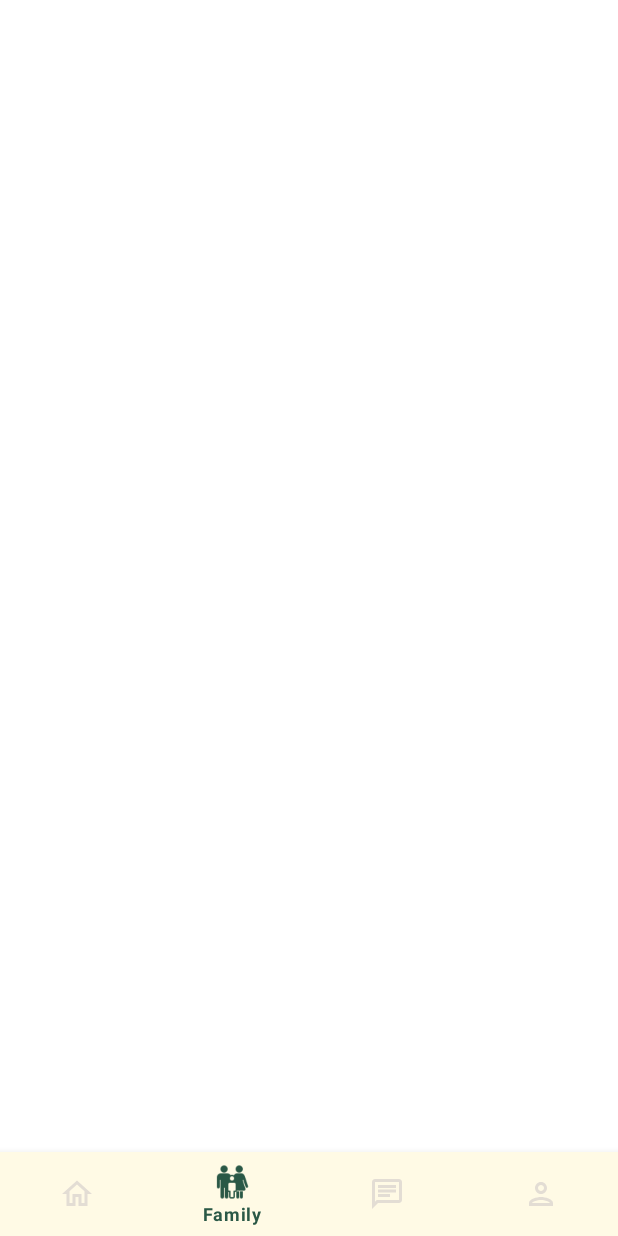
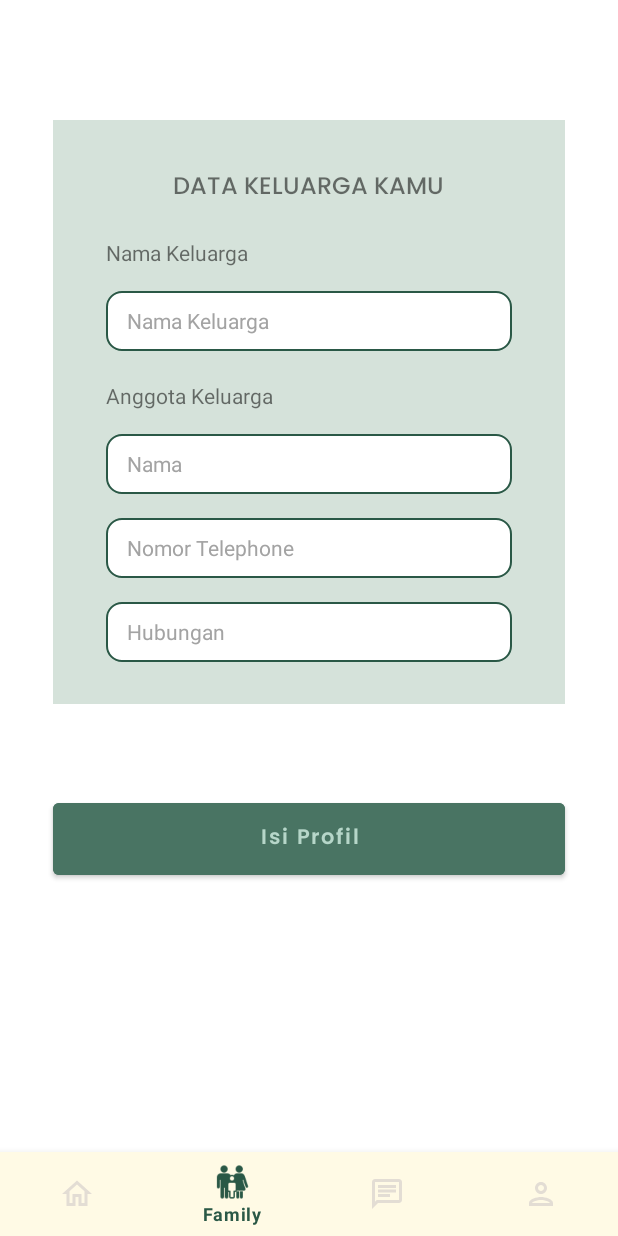
Before and after one commit to anggoroedo32/SAMAKAKI, an Android app: the SilsilahKeluargaTreeFragment screen opened through its navigation route, on a phone screen of 412 x 824 dp. Run offline under Robolectric (Android 15) with nearby library versions, the phone set to English and light mode, and no system bars; our stand-ins replace Dagger/Hilt's generated code, navigation-ui; libraries missing offline, so code that uses them is left out: dev.bandb.graphview; plain views replace ZoomLayout; network calls fail; pictures from the network do not load; 8 statements that could not run were skipped.

Commit message:
add create family but not done yet

```diff
--- a/app/src/main/java/com/awp/samakaki/data/ApiService.kt
+++ b/app/src/main/java/com/awp/samakaki/data/ApiService.kt
@@ -5,11 +5,9 @@ import com.awp.samakaki.request.RegisterRequest
 import com.awp.samakaki.response.LoginResponse
 import com.awp.samakaki.response.PostsResponse
 import com.awp.samakaki.response.RegisterResponse
+import com.awp.samakaki.response.UserRelationsResponse
 import retrofit2.Response
-import retrofit2.http.Body
-import retrofit2.http.GET
-import retrofit2.http.Headers
-import retrofit2.http.POST
+import retrofit2.http.*
 
 
 interface ApiService {
@@ -28,5 +26,11 @@ interface ApiService {
         @Body loginRequest: LoginRequest
     ): Response<LoginResponse>
 
+    @GET("user_relations")
+    suspend fun userRelations(
+        @Header("Authorization") token: String
+    ): Response<UserRelationsResponse>
+
+
 
 }
--- a/app/src/main/java/com/awp/samakaki/ui/authentication/LoginActivity.kt
+++ b/app/src/main/java/com/awp/samakaki/ui/authentication/LoginActivity.kt
@@ -47,6 +47,7 @@ class LoginActivity : AppCompatActivity() {
                 else -> {
                     authenticationViewModel.login(email = email, password = password)
                     authenticationViewModel.loginResponse.observe(this) {
+                        Log.d("data_login_activity", "data outside when ${it}")
                        when(it) {
                            is BaseResponse.Loading -> {
                                showLoading()
--- a/app/src/main/java/com/awp/samakaki/ui/menu_silsilah_keluarga/SilsilahKeluargaFragment.kt
+++ b/app/src/main/java/com/awp/samakaki/ui/menu_silsilah_keluarga/SilsilahKeluargaFragment.kt
@@ -1,21 +1,29 @@
 package com.awp.samakaki.ui.menu_silsilah_keluarga
 
 import android.os.Bundle
+import android.util.Log
 import android.view.*
 import android.widget.ImageView
 import android.widget.TextView
+import android.widget.Toast
 import androidx.fragment.app.Fragment
+import androidx.fragment.app.viewModels
 import androidx.recyclerview.widget.RecyclerView
 import com.awp.samakaki.R
 import com.awp.samakaki.databinding.FragmentFamilyBinding
+import com.awp.samakaki.helper.SessionManager
+import com.awp.samakaki.response.BaseResponse
+import com.awp.samakaki.viewmodel.FamilyTreeViewModel
 import com.bumptech.glide.Glide
 import com.google.android.material.floatingactionbutton.FloatingActionButton
 import com.google.android.material.snackbar.Snackbar
+import dagger.hilt.android.AndroidEntryPoint
 import dev.bandb.graphview.AbstractGraphAdapter
 import dev.bandb.graphview.graph.Graph
 import dev.bandb.graphview.graph.Node
 import java.util.*
 
+@AndroidEntryPoint
 abstract class SilsilahKeluargaFragment : Fragment() {
 
     private var _binding: FragmentFamilyBinding? = null
@@ -25,6 +33,8 @@ abstract class SilsilahKeluargaFragment : Fragment() {
     private lateinit var fab: FloatingActionButton
     private var currentNode: com.awp.samakaki.utils.Node? = null
     private var nodeCount = 1
+    private val familyTreeViewModel by viewModels<FamilyTreeViewModel>()
+    private lateinit var sessionManager: SessionManager
 
     abstract fun createGraph(): com.awp.samakaki.utils.Graph
     abstract fun setLayoutManager()
@@ -52,12 +62,30 @@ abstract class SilsilahKeluargaFragment : Fragment() {
 
         setupFab(graph)
 
+        val familyTree = binding.wrapFamilyTree
+        val isiProfil = binding.wrapIsiProfil
         val isHavingData = true
 
-        val familyTree = binding.wrapFamilyTree
-        val isiProfil = binding.wrapIsiProfil
+        val token = context?.let { SessionManager.getToken(it) }
+        if (token != null) {
+            familyTreeViewModel.userRelations(token = token)
+        }
+        Log.d("ini_token_user", "ini_token ${sessionManager.USER_TOKEN}")
+        familyTreeViewModel.userRelations.observe(viewLifecycleOwner) {
+            when(it) {
+                is BaseResponse.Loading -> showLoading()
 
-        if (isHavingData == true) {
+                is BaseResponse.Success -> {
+                    stopLoading()
+                    it.data
+                }
+
+                is BaseResponse.Error -> textMessage(it.msg.toString())
+            }
+        }
+
+
+        if (isHavingData == false) {
             familyTree.visibility = View.VISIBLE
             isiProfil.visibility = View.GONE
         } else {
@@ -133,4 +161,16 @@ abstract class SilsilahKeluargaFragment : Fragment() {
         super.onDestroyView()
         _binding = null
     }
+
+    fun stopLoading() {
+        binding.prgbar.visibility = View.GONE
+    }
+
+    fun showLoading() {
+        binding.prgbar.visibility = View.VISIBLE
+    }
+
+    private fun textMessage(s: String) {
+        Toast.makeText(context,s, Toast.LENGTH_SHORT).show()
+    }
 }
--- a/app/src/main/res/layout/fragment_family.xml
+++ b/app/src/main/res/layout/fragment_family.xml
@@ -154,4 +154,15 @@
 
     </androidx.constraintlayout.widget.ConstraintLayout>
 
+    <ProgressBar
+        android:id="@+id/prgbar"
+        android:layout_width="48dp"
+        android:layout_height="48dp"
+        android:layout_gravity="center"
+        android:visibility="gone"
+        app:layout_constraintTop_toTopOf="parent"
+        app:layout_constraintBottom_toBottomOf="parent"
+        app:layout_constraintRight_toRightOf="parent"
+        app:layout_constraintLeft_toLeftOf="parent" />
+
 </androidx.constraintlayout.widget.ConstraintLayout>
```
Also changed, not shown: app/src/main/java/com/awp/samakaki/repository/RemoteRepository.kt (+4 -5 lines), app/src/main/java/com/awp/samakaki/response/UserRelationsResponse.kt (added, +123 -0 lines), app/src/main/java/com/awp/samakaki/viewmodel/AuthenticationViewModel.kt (+5 -6 lines), app/src/main/java/com/awp/samakaki/viewmodel/FamilyTreeViewModel.kt (added, +45 -0 lines).
